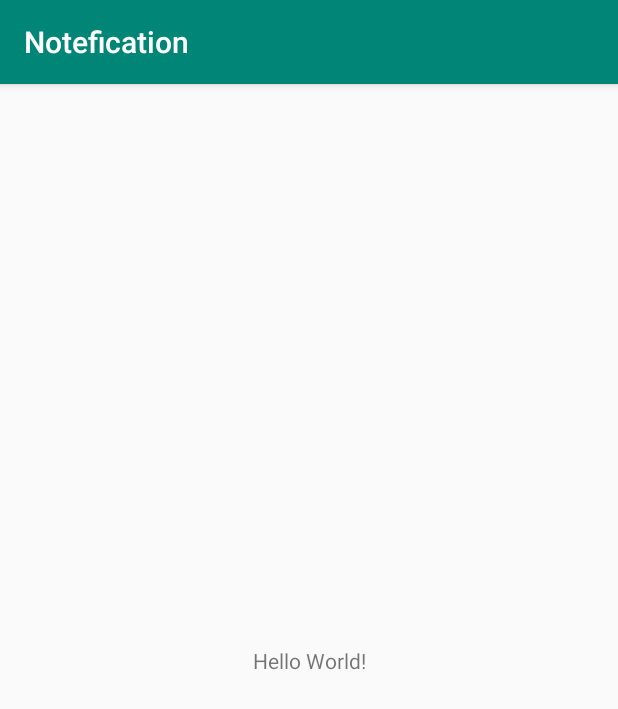
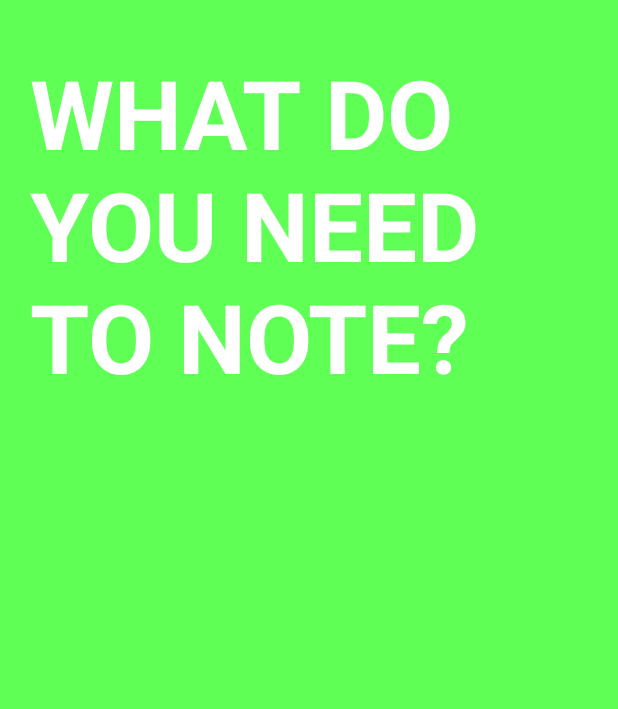
Before and after one commit to RAN3000/Notefication, an Android app: the screen it shows after launch (MainActivity), on a phone screen of 412 x 824 dp. Shown: the top 709 px of the screen. Run offline under Robolectric (Android 15) with nearby library versions, the phone set to English and light mode, and no system bars.

Commit message:
text and background

```diff
--- a/app/src/main/java/com/ran3000/notefication/MainActivity.java
+++ b/app/src/main/java/com/ran3000/notefication/MainActivity.java
@@ -2,12 +2,17 @@ package com.ran3000.notefication;
 
 import android.support.v7.app.AppCompatActivity;
 import android.os.Bundle;
+import android.view.Window;
 
 public class MainActivity extends AppCompatActivity {
 
     @Override
     protected void onCreate(Bundle savedInstanceState) {
         super.onCreate(savedInstanceState);
+
+        // no title bar
+        this.requestWindowFeature(Window.FEATURE_NO_TITLE);
+
         setContentView(R.layout.activity_main);
     }
 }
--- a/app/src/main/res/layout/activity_main.xml
+++ b/app/src/main/res/layout/activity_main.xml
@@ -1,18 +1,27 @@
 <?xml version="1.0" encoding="utf-8"?>
 <android.support.constraint.ConstraintLayout xmlns:android="http://schemas.android.com/apk/res/android"
+    android:id="@+id/main_layout"
     xmlns:app="http://schemas.android.com/apk/res-auto"
     xmlns:tools="http://schemas.android.com/tools"
     android:layout_width="match_parent"
     android:layout_height="match_parent"
-    tools:context=".MainActivity">
+    tools:context=".MainActivity"
+    android:background="@color/green">
 
     <TextView
-        android:layout_width="wrap_content"
+        android:id="@+id/main_text"
+        android:layout_width="0dp"
         android:layout_height="wrap_content"
-        android:text="Hello World!"
-        app:layout_constraintBottom_toBottomOf="parent"
+        android:text="@string/what_do_you_need_to_note"
+        android:textColor="@android:color/white"
+        android:textStyle="bold"
+        android:textSize="64sp"
         app:layout_constraintLeft_toLeftOf="parent"
         app:layout_constraintRight_toRightOf="parent"
-        app:layout_constraintTop_toTopOf="parent" />
+        app:layout_constraintTop_toTopOf="parent"
+        android:layout_marginTop="32dp"
+        android:layout_marginStart="20dp"
+        android:layout_marginEnd="20dp"
+        />
 
 </android.support.constraint.ConstraintLayout>
--- a/app/src/main/res/values/strings.xml
+++ b/app/src/main/res/values/strings.xml
@@ -1,3 +1,4 @@
 <resources>
     <string name="app_name">Notefication</string>
+    <string name="what_do_you_need_to_note">WHAT DO YOU NEED TO NOTE?</string>
 </resources>
--- a/app/src/main/res/values/styles.xml
+++ b/app/src/main/res/values/styles.xml
@@ -1,7 +1,7 @@
 <resources>
 
     <!-- Base application theme. -->
-    <style name="AppTheme" parent="Theme.AppCompat.Light.DarkActionBar">
+    <style name="AppTheme" parent="Theme.AppCompat.Light.NoActionBar">
         <!-- Customize your theme here. -->
         <item name="colorPrimary">@color/colorPrimary</item>
         <item name="colorPrimaryDark">@color/colorPrimaryDark</item>
```
